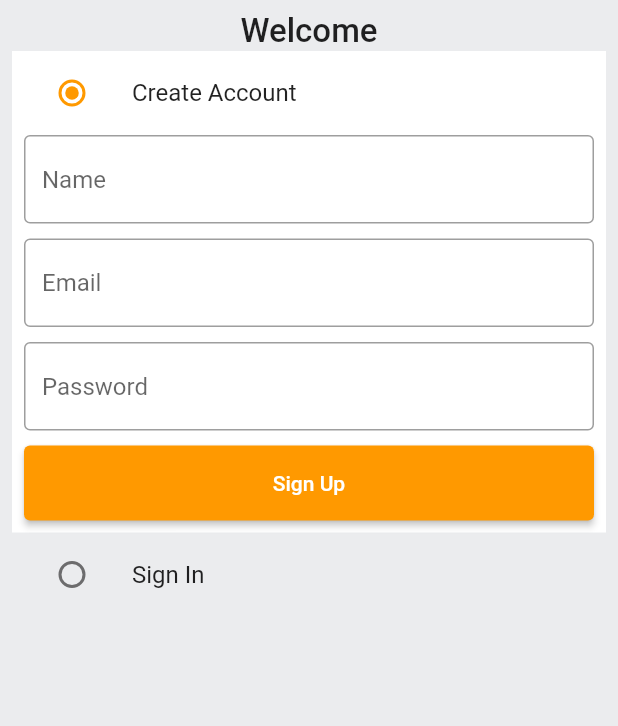
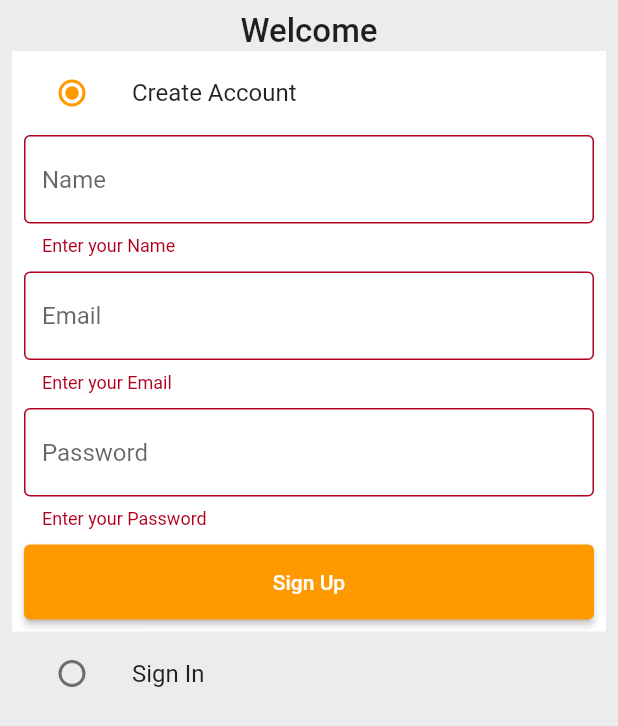
Before and after one commit to abhishek459/amazon-clone, a Flutter app: the screen it shows after launch, after a tap on "Sign Up", on a phone screen of 412 x 824 dp. Shown: the top 726 px of the screen. Run offline on Flutter 3.47's test engine with Material 2 defaults, Android fonts, the phone set to English and light mode, and no system bars.

Commit message:
Successfully integrated SignUp Api into UI

```diff
--- a/lib/common/widgets/custom_textfield.dart
+++ b/lib/common/widgets/custom_textfield.dart
@@ -12,6 +12,7 @@ class CustomTextField extends StatelessWidget {
   @override
   Widget build(BuildContext context) {
     return TextFormField(
+      autovalidateMode: AutovalidateMode.onUserInteraction,
       controller: textEditingController,
       decoration: InputDecoration(
         hintText: hintText,
@@ -22,7 +23,12 @@ class CustomTextField extends StatelessWidget {
           borderSide: BorderSide(color: Colors.black38),
         ),
       ),
-      // validator: ,
+      validator: (value) {
+        if (value == null || value.isEmpty) {
+          return 'Enter your $hintText';
+        }
+        return null;
+      },
     );
   }
 }
--- a/lib/constants/global_variables.dart
+++ b/lib/constants/global_variables.dart
@@ -1,6 +1,6 @@
 import 'package:flutter/material.dart';
 
-String uri = 'http://<yourip>:3000';
+String uri = 'http://192.168.1.2:3000';
 
 class GlobalVariables {
   // COLORS
--- /dev/null
+++ b/lib/constants/utils.dart
@@ -0,0 +1,5 @@
+import 'package:flutter/material.dart';
+
+void showSnackBar(BuildContext context, String message) {
+  ScaffoldMessenger.of(context).showSnackBar(SnackBar(content: Text(message)));
+}
--- a/lib/features/screens/auth_screen.dart
+++ b/lib/features/screens/auth_screen.dart
@@ -1,5 +1,6 @@
 import 'package:amazon_clone/common/widgets/custom_button.dart';
 import 'package:amazon_clone/common/widgets/custom_textfield.dart';
+import 'package:amazon_clone/features/services/auth_service.dart';
 import 'package:flutter/material.dart';
 
 import '../../constants/global_variables.dart';
@@ -26,6 +27,20 @@ class _AuthScreenState extends State<AuthScreen> {
   final TextEditingController _nameController = TextEditingController();
   final TextEditingController _emailController = TextEditingController();
   final TextEditingController _passwordController = TextEditingController();
+
+  final AuthService authService = AuthService();
+
+  void signUpUser() {
+    FocusScope.of(context).unfocus();
+    if (_signUpFormKey.currentState!.validate()) {
+      authService.signUpUser(
+        name: _nameController.text,
+        email: _emailController.text,
+        password: _passwordController.text,
+        context: context,
+      );
+    }
+  }
 
   @override
   void dispose() {
@@ -84,7 +99,7 @@ class _AuthScreenState extends State<AuthScreen> {
                           hintText: 'Password',
                         ),
                         const SizedBox(height: 10),
-                        CustomButton(label: 'Sign Up', onPressed: () {}),
+                        CustomButton(label: 'Sign Up', onPressed: signUpUser),
                       ],
                     ),
                   ),
--- /dev/null
+++ b/lib/models/user.dart
@@ -0,0 +1,45 @@
+import 'dart:convert';
+
+class User {
+  final String id;
+  final String name;
+  final String email;
+  final String password;
+  final String address;
+  final String type;
+  final String token;
+
+  User({
+    required this.id,
+    required this.name,
+    required this.email,
+    required this.password,
+    required this.address,
+    required this.type,
+    required this.token,
+  });
+
+  Map<String, dynamic> toMap() => {
+        'id': id,
+        'name': name,
+        'email': email,
+        'password': password,
+        'address': address,
+        'type': type,
+        'token': token,
+      };
+
+  factory User.fromMap(Map<String, dynamic> jsonData) => User(
+        id: jsonData['_id'] ?? '',
+        name: jsonData['name'] ?? '',
+        email: jsonData['email'] ?? '',
+        password: jsonData['password'] ?? '',
+        address: jsonData['address'] ?? '',
+        type: jsonData['type'] ?? '',
+        token: jsonData['token'] ?? '',
+      );
+
+  String toJson() => jsonEncode(toMap());
+
+  factory User.fromJson(String source) => User.fromMap(json.decode(source));
+}
--- a/pubspec.yaml
+++ b/pubspec.yaml
@@ -29,7 +29,7 @@ environment:
 dependencies:
   flutter:
     sdk: flutter
-
+  http: ^0.13.4
 
   # The following adds the Cupertino Icons font to your application.
   # Use with the CupertinoIcons class for iOS style icons.
```
Also changed, not shown: lib/constants/error_handlers.dart (added, +28 -0 lines), lib/features/services/auth_service.dart (added, +46 -0 lines), pubspec.lock.
